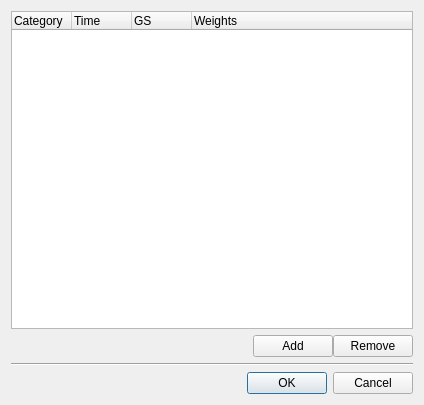
First picture: the form in base/FightCategoryManagerDlg.ui, repository fmuecke/Ipponboard, before the edit.
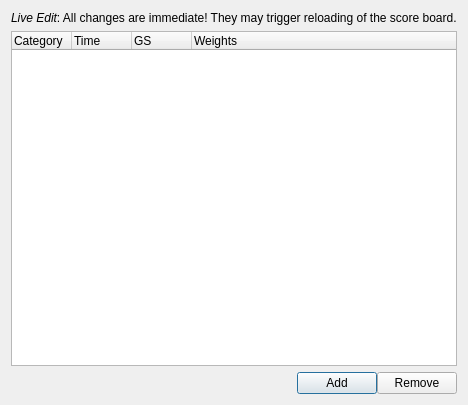
Second picture: the form after the edit. Icons and pictures are not drawn.

Commit message:
editing of fight categories is now live (fixes #61)
- saving to/loading from temporary string is not needed anymore
- changes are signalled back to the main app via accept/reject of the dialog
- added label to warn that changes are immediate

```diff
--- a/base/FightCategoryManagerDlg.ui
+++ b/base/FightCategoryManagerDlg.ui
@@ -20,7 +20,14 @@
   <property name="modal">
    <bool>true</bool>
   </property>
-  <layout class="QVBoxLayout" name="verticalLayout" stretch="0,0,0,0">
+  <layout class="QVBoxLayout" name="verticalLayout" stretch="0,0,0">
+   <item>
+    <widget class="QLabel" name="label">
+     <property name="text">
+      <string>&lt;html&gt;&lt;head/&gt;&lt;body&gt;&lt;p&gt;&lt;span style=&quot; font-style:italic;&quot;&gt;Live Edit&lt;/span&gt;: All changes are immediate! They may trigger reloading of the score board.&lt;/p&gt;&lt;/body&gt;&lt;/html&gt;</string>
+     </property>
+    </widget>
+   </item>
    <item>
     <widget class="QTreeWidget" name="treeWidget_classes">
      <property name="mouseTracking">
@@ -144,23 +151,6 @@
      </item>
     </layout>
    </item>
-   <item>
-    <widget class="Line" name="line">
-     <property name="orientation">
-      <enum>Qt::Horizontal</enum>
-     </property>
-    </widget>
-   </item>
-   <item>
-    <widget class="QDialogButtonBox" name="buttonBox">
-     <property name="orientation">
-      <enum>Qt::Horizontal</enum>
-     </property>
-     <property name="standardButtons">
-      <set>QDialogButtonBox::Cancel|QDialogButtonBox::Ok</set>
-     </property>
-    </widget>
-   </item>
   </layout>
  </widget>
  <resources>
```
Left out of the diff: 44 changed lines with no effect on the pictures. The commit also changes 4 other files.
